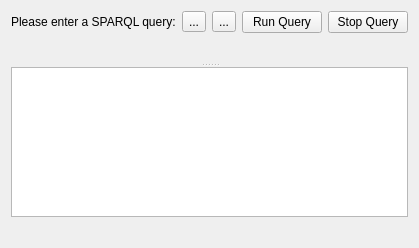
Qt form resourcequerywidget.ui (KDE/nepomukshell) before a commit.
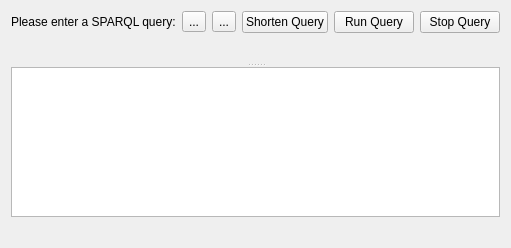
The same form after that commit. Custom widgets are drawn as their Qt base class.

Commit message:
Add a shorten query button
This adds a button which removes all extra spaces and indentation in the
sparql query.

Thanks to Smit Shah for the patch.

```diff
--- a/resourcequerywidget.ui
+++ b/resourcequerywidget.ui
@@ -46,6 +46,13 @@
        </property>
       </widget>
      </item>
+     <item>
+      <widget class="QPushButton" name="m_shorten">
+       <property name="text">
+        <string>Shorten Query</string>
+       </property>
+      </widget>
+     </item>
      <item>
       <widget class="QPushButton" name="m_queryButton">
        <property name="text">
```
The commit also changes 3 other files.
